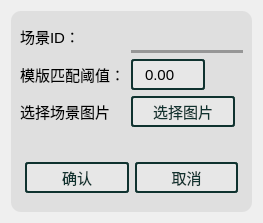
Above: tool/ResourceManager/ui/NewScene.ui from XBJF-X/Xuan-s-UltilityAutoNaruto before the change. Below: the same form after it.
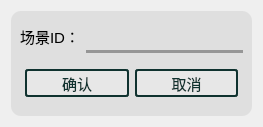
That is the form after the change.

Commit message: refactor: 场景结构重构，接入数据库，按元素映射场景，提高场景识别速度

The edit to the form file:
```diff
--- a/tool/ResourceManager/ui/NewScene.ui
+++ b/tool/ResourceManager/ui/NewScene.ui
@@ -7,7 +7,7 @@
     <x>0</x>
     <y>0</y>
     <width>263</width>
-    <height>223</height>
+    <height>125</height>
    </rect>
   </property>
   <property name="windowTitle">
@@ -197,55 +197,6 @@
         <item row="0" column="1">
          <widget class="QLineEdit" name="scene_id_LineEdit"/>
         </item>
-        <item row="1" column="0">
-         <widget class="QLabel" name="scene_thresholdLabel">
-          <property name="text">
-           <string>模版匹配阈值：</string>
-          </property>
-         </widget>
-        </item>
-        <item row="1" column="1">
-         <widget class="QDoubleSpinBox" name="scene_thresholdDoubleSpinBox">
-          <property name="maximum">
-           <double>1.000000000000000</double>
-          </property>
-          <property name="singleStep">
-           <double>0.010000000000000</double>
-          </property>
-         </widget>
-        </item>
-        <item row="2" column="0">
-         <widget class="QLabel" name="set_scene_image_Label">
-          <property name="text">
-           <string>选择场景图片</string>
-          </property>
-         </widget>
-        </item>
-        <item row="2" column="1">
-         <widget class="QWidget" name="set_scene_image_Widget" native="true">
-          <layout class="QVBoxLayout" name="verticalLayout_2">
-           <property name="leftMargin">
-            <number>0</number>
-           </property>
-           <property name="topMargin">
-            <number>0</number>
-           </property>
-           <property name="rightMargin">
-            <number>0</number>
-           </property>
-           <property name="bottomMargin">
-            <number>0</number>
-           </property>
-           <item>
-            <widget class="QPushButton" name="set_img_btn">
-             <property name="text">
-              <string>选择图片</string>
-             </property>
-            </widget>
-           </item>
-          </layout>
-         </widget>
-        </item>
        </layout>
       </item>
       <item>
```
The commit also changes 76 other files.
